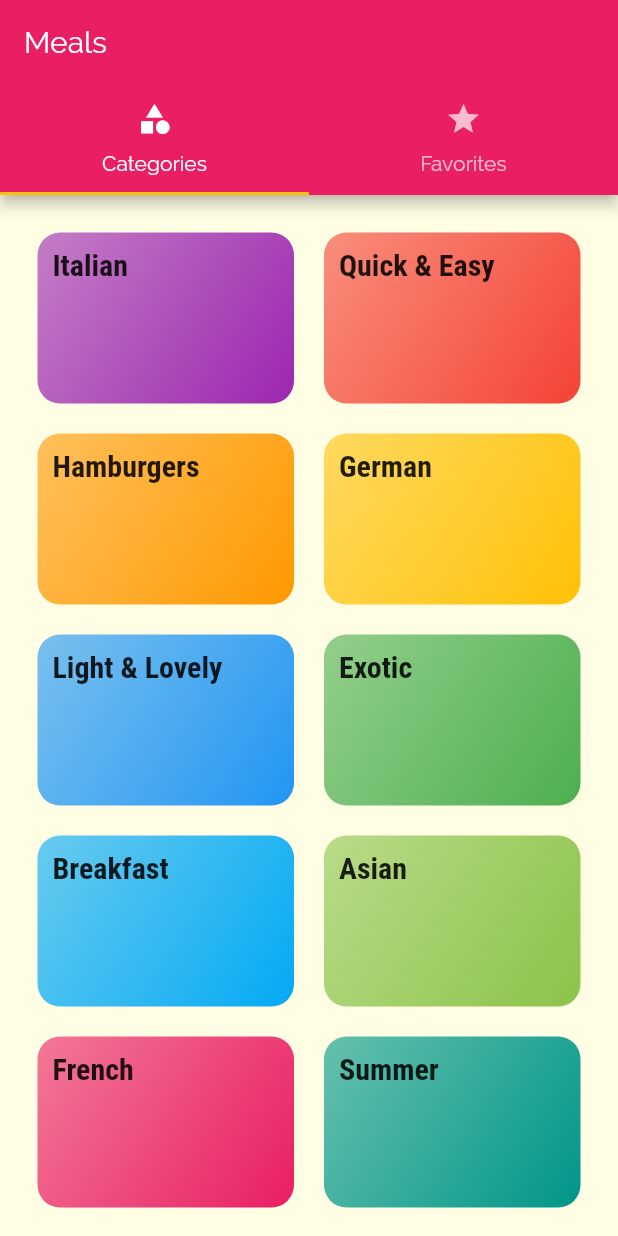
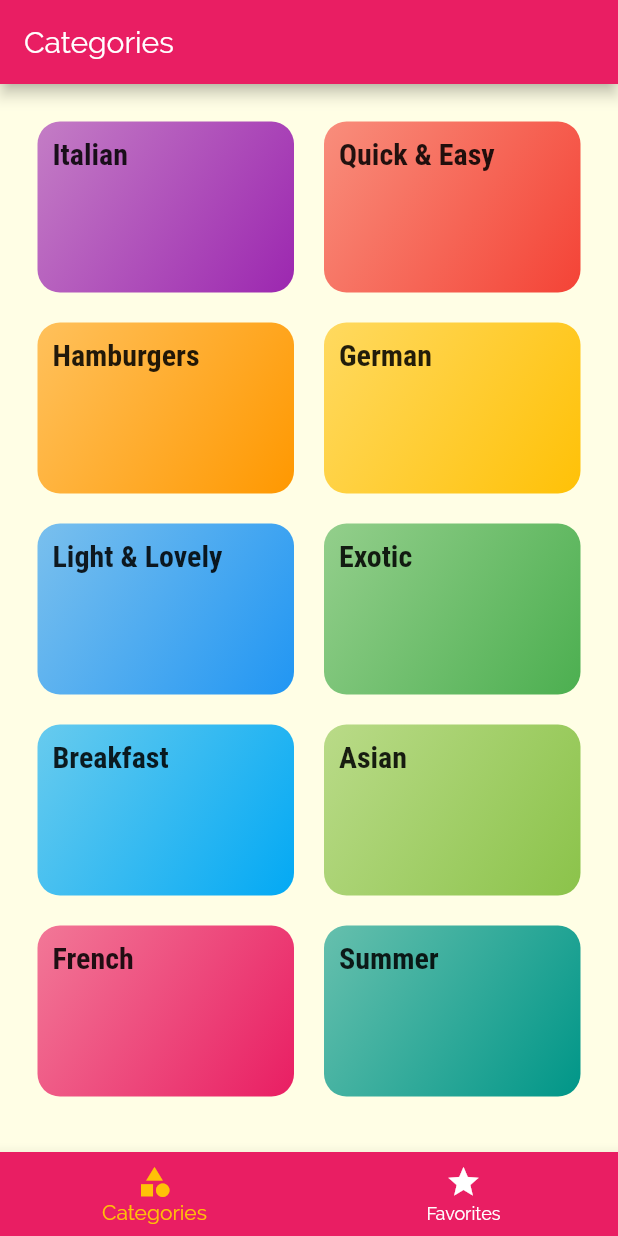
Before and after one commit to Mahendra789/meal, a Flutter app: the screen it shows after launch, on a phone screen of 412 x 824 dp. Run offline on Flutter 3.47's test engine with Material 2 defaults, Android fonts, the phone set to English and light mode, and no system bars.

```diff
--- a/lib/screens/tabs_screen.dart
+++ b/lib/screens/tabs_screen.dart
@@ -8,26 +8,42 @@ class TabScreen extends StatefulWidget {
 }
 
 class _TabScreenState extends State<TabScreen> {
+  final List<Map<String, Object>> _pages = [
+    {'page': CategoriesScreen(), 'title': 'Categories'},
+    {'page': Favorites(), 'title': 'Your Favorites'},
+  ];
+  int _selectedPageIndex = 0;
+  void _selectPage(int index) {
+    setState(() {
+      this._selectedPageIndex = index;
+    });
+  }
+
   @override
   Widget build(BuildContext context) {
-    return DefaultTabController(
-      length: 2,
-      initialIndex: 0,
-      child: Scaffold(
-        appBar: AppBar(
-          title: Text('Meals'),
-          bottom: TabBar(
-            tabs: <Widget>[
-              Tab(icon: Icon(Icons.category), text: 'Categories'),
-              Tab(icon: Icon(Icons.star), text: 'Favorites',),
-            ]
-          ),
-        ),
-        body: TabBarView(children: <Widget>[
-          CategoriesScreen(),
-          Favorites(),
-        ]),
+    return Scaffold(
+      appBar: AppBar(
+        title: Text(_pages[_selectedPageIndex]['title']),
       ),
+      body: _pages[_selectedPageIndex]['page'],
+      bottomNavigationBar: BottomNavigationBar(
+          onTap: _selectPage,
+          backgroundColor: Theme.of(context).primaryColor,
+          unselectedItemColor: Colors.white,
+          selectedItemColor: Theme.of(context).accentColor,
+          currentIndex: _selectedPageIndex,
+          items: [
+            BottomNavigationBarItem(
+              backgroundColor: Theme.of(context).primaryColor,
+              icon: Icon(Icons.category),
+              title: Text('Categories'),
+            ),
+            BottomNavigationBarItem(
+              backgroundColor: Theme.of(context).primaryColor,
+              icon: Icon(Icons.star),
+              title: Text('Favorites'),
+            ),
+          ]),
     );
   }
 }
```
